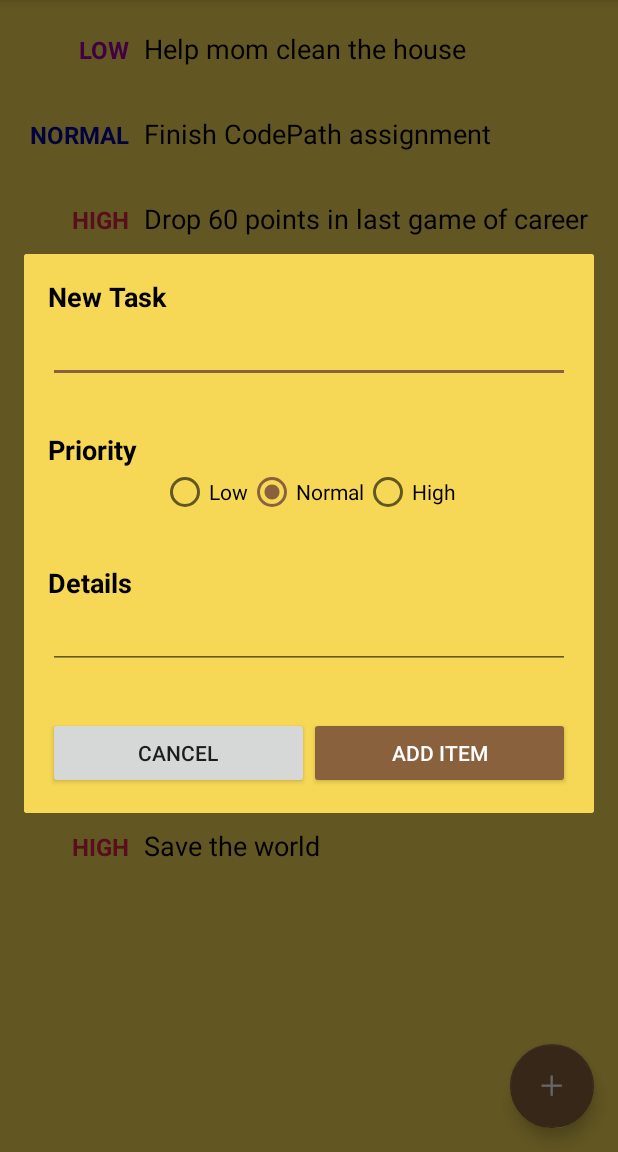
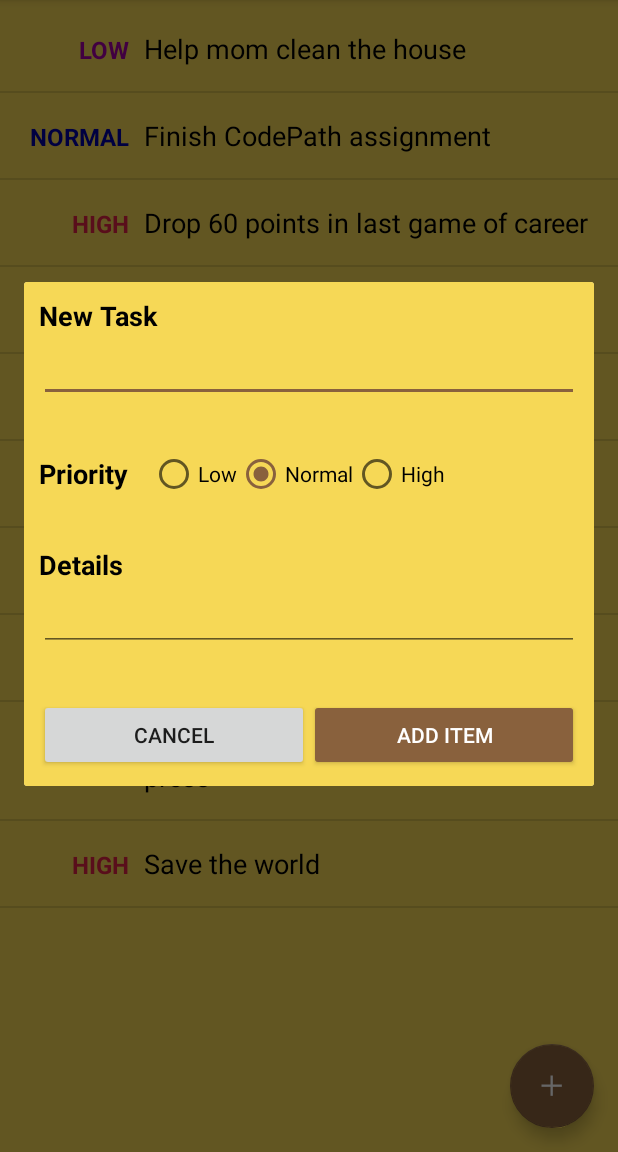
Before and after one commit to psdewar2/ToDo, an Android app: the fragment AddItemFragment placed in its activity, on a phone screen of 412 x 824 dp, the part 84-1236 px from its top. Run offline under Robolectric (Android 15) with nearby library versions, the phone set to English and light mode, and no system bars; libraries missing offline, so code that uses them is left out: com.activeandroid, com.activeandroid.annotation, com.activeandroid.query; 2 statements that could not run were skipped.

Commit message:
Updated UI

```diff
--- /dev/null
+++ b/app/src/main/java/com/psd/todo/DividerItemDecoration.java
@@ -0,0 +1,92 @@
+package com.psd.todo;
+
+import android.content.Context;
+import android.content.res.TypedArray;
+import android.graphics.Canvas;
+import android.graphics.Rect;
+import android.graphics.drawable.Drawable;
+import android.support.v7.widget.LinearLayoutManager;
+import android.support.v7.widget.RecyclerView;
+import android.view.View;
+
+/**
+ * Created by PSD on 6/14/16.
+ */
+public class DividerItemDecoration extends RecyclerView.ItemDecoration {
+
+    private static final int[] ATTRS = new int[]{
+            android.R.attr.listDivider
+    };
+
+    public static final int HORIZONTAL_LIST = LinearLayoutManager.HORIZONTAL;
+
+    public static final int VERTICAL_LIST = LinearLayoutManager.VERTICAL;
+
+    private Drawable mDivider;
+
+    private int mOrientation;
+
+    public DividerItemDecoration(Context context, int orientation) {
+        final TypedArray a = context.obtainStyledAttributes(ATTRS);
+        mDivider = a.getDrawable(0);
+        a.recycle();
+        setOrientation(orientation);
+    }
+
+    public void setOrientation(int orientation) {
+        if (orientation != HORIZONTAL_LIST && orientation != VERTICAL_LIST) {
+            throw new IllegalArgumentException("invalid orientation");
+        }
+        mOrientation = orientation;
+    }
+
+    @Override
+    public void onDraw(Canvas c, RecyclerView parent) {
+        if (mOrientation == VERTICAL_LIST) {
+            drawVertical(c, parent);
+        } else {
+            drawHorizontal(c, parent);
+        }
+    }
+
+    public void drawVertical(Canvas c, RecyclerView parent) {
+        final int left = parent.getPaddingLeft();
+        final int right = parent.getWidth() - parent.getPaddingRight();
+
+        final int childCount = parent.getChildCount();
+        for (int i = 0; i < childCount; i++) {
+            final View child = parent.getChildAt(i);
+            final RecyclerView.LayoutParams params = (RecyclerView.LayoutParams) child
+                    .getLayoutParams();
+            final int top = child.getBottom() + params.bottomMargin;
+            final int bottom = top + mDivider.getIntrinsicHeight();
+            mDivider.setBounds(left, top, right, bottom);
+            mDivider.draw(c);
+        }
+    }
+
+    public void drawHorizontal(Canvas c, RecyclerView parent) {
+        final int top = parent.getPaddingTop();
+        final int bottom = parent.getHeight() - parent.getPaddingBottom();
+
+        final int childCount = parent.getChildCount();
+        for (int i = 0; i < childCount; i++) {
+            final View child = parent.getChildAt(i);
+            final RecyclerView.LayoutParams params = (RecyclerView.LayoutParams) child
+                    .getLayoutParams();
+            final int left = child.getRight() + params.rightMargin;
+            final int right = left + mDivider.getIntrinsicHeight();
+            mDivider.setBounds(left, top, right, bottom);
+            mDivider.draw(c);
+        }
+    }
+
+    @Override
+    public void getItemOffsets(Rect outRect, int itemPosition, RecyclerView parent) {
+        if (mOrientation == VERTICAL_LIST) {
+            outRect.set(0, 0, 0, mDivider.getIntrinsicHeight());
+        } else {
+            outRect.set(0, 0, mDivider.getIntrinsicWidth(), 0);
+        }
+    }
+}
--- a/app/src/main/java/com/psd/todo/ToDoActivity.java
+++ b/app/src/main/java/com/psd/todo/ToDoActivity.java
@@ -49,6 +49,7 @@ public class ToDoActivity extends AppCompatActivity implements AddItemFragment.O
         rvItems.setLayoutManager(mLayoutManager);
         rvItems.setHasFixedSize(true);
         rvItems.setItemAnimator(new DefaultItemAnimator());
+        rvItems.addItemDecoration(new DividerItemDecoration(this, DividerItemDecoration.VERTICAL_LIST));
         rvItems.setAdapter(todoAdapter);
 
         todoAdapter.setOnItemClickListener(new ToDoAdapter.OnItemClickListener() {
@@ -81,7 +82,7 @@ public class ToDoActivity extends AppCompatActivity implements AddItemFragment.O
                                 // do nothing
                             }
                         })
-                        .setIcon(android.R.drawable.ic_delete)
+                        .setIcon(android.R.drawable.ic_menu_delete)
                         .show();
             }
         });
--- a/app/src/main/res/layout/activity_edit_item.xml
+++ b/app/src/main/res/layout/activity_edit_item.xml
@@ -37,6 +37,8 @@
                 android:id="@+id/priorityLayout"
                 android:layout_width="match_parent"
                 android:layout_height="match_parent"
+                android:paddingLeft="4dp"
+                android:paddingRight="4dp"
                 android:weightSum="1">
 
                 <TextView
@@ -92,6 +94,8 @@
                 android:layout_height="wrap_content"
                 android:layout_below="@+id/editDetailsEditText"
                 android:layout_marginTop="20dp"
+                android:paddingLeft="4dp"
+                android:paddingRight="4dp"
                 android:text="@string/dueDate"
                 android:theme="@style/ToDoTextView"/>
 
--- a/app/src/main/res/layout/fragment_add_item.xml
+++ b/app/src/main/res/layout/fragment_add_item.xml
@@ -9,10 +9,10 @@
     <RelativeLayout
         android:layout_width="match_parent"
         android:layout_height="match_parent"
-        android:paddingBottom="@dimen/activity_vertical_margin"
-        android:paddingLeft="@dimen/activity_horizontal_margin"
-        android:paddingRight="@dimen/activity_horizontal_margin"
-        android:paddingTop="@dimen/activity_vertical_margin">
+        android:paddingBottom="@dimen/addItem_vertical_margin"
+        android:paddingLeft="@dimen/addItem_horizontal_margin"
+        android:paddingRight="@dimen/addItem_horizontal_margin"
+        android:paddingTop="@dimen/addItem_vertical_margin">
 
         <TextView
             android:id="@+id/newTaskTextView"
@@ -36,24 +36,30 @@
             android:layout_alignParentEnd="true"
             android:layout_below="@+id/newTaskTextView" />
 
+        <LinearLayout
+            android:id="@+id/newPriorityLayout"
+            android:layout_width="match_parent"
+            android:layout_height="wrap_content"
+            android:layout_below="@+id/newTaskEditText"
+            android:layout_marginTop="32dp"
+            android:weightSum="1">
+
             <TextView
                 android:id="@+id/priorityTextView"
                 android:layout_width="wrap_content"
                 android:layout_height="wrap_content"
-            android:layout_alignParentLeft="true"
-            android:layout_alignParentStart="true"
-            android:layout_below="@+id/newTaskEditText"
-            android:layout_marginTop="32dp"
+                android:layout_marginTop="3dp"
+                android:layout_weight=".05"
                 android:text="@string/priority"
                 android:theme="@style/ToDoTextView" />
 
             <RadioGroup
                 android:id="@+id/radioGroup"
-            android:layout_width="wrap_content"
+                android:layout_width="0dp"
                 android:layout_height="wrap_content"
-            android:layout_below="@+id/priorityTextView"
-            android:layout_centerHorizontal="true"
-            android:orientation="horizontal">
+                android:orientation="horizontal"
+                android:layout_weight=".95"
+                android:gravity="left">
                 <RadioButton
                     android:id="@+id/lowPriority"
                     android:layout_width="wrap_content"
@@ -75,13 +81,15 @@
                     android:text="@string/high" />
             </RadioGroup>
 
+        </LinearLayout>
+
         <TextView
             android:id="@+id/details"
             android:layout_width="wrap_content"
             android:layout_height="wrap_content"
             android:layout_alignParentLeft="true"
             android:layout_alignParentStart="true"
-            android:layout_below="@+id/radioGroup"
+            android:layout_below="@+id/newPriorityLayout"
             android:layout_marginTop="32dp"
             android:text="@string/details"
             android:theme="@style/ToDoTextView" />
--- a/app/src/main/res/values/dimens.xml
+++ b/app/src/main/res/values/dimens.xml
@@ -2,6 +2,8 @@
     <!-- Default screen margins, per the Android Design guidelines. -->
     <dimen name="activity_horizontal_margin">16dp</dimen>
     <dimen name="activity_vertical_margin">16dp</dimen>
+    <dimen name="addItem_horizontal_margin">10dp</dimen>
+    <dimen name="addItem_vertical_margin">10dp</dimen>
     <dimen name="recycler_horizontal_margin">4dp</dimen>
     <dimen name="recycler_vertical_margin">4dp</dimen>
     <dimen name="fab_margin">16dp</dimen>
```
Also changed, not shown: app/src/main/java/com/psd/todo/SplashActivity.java (+10 -3 lines). Lines whose indentation alone changed are shown as unchanged.
